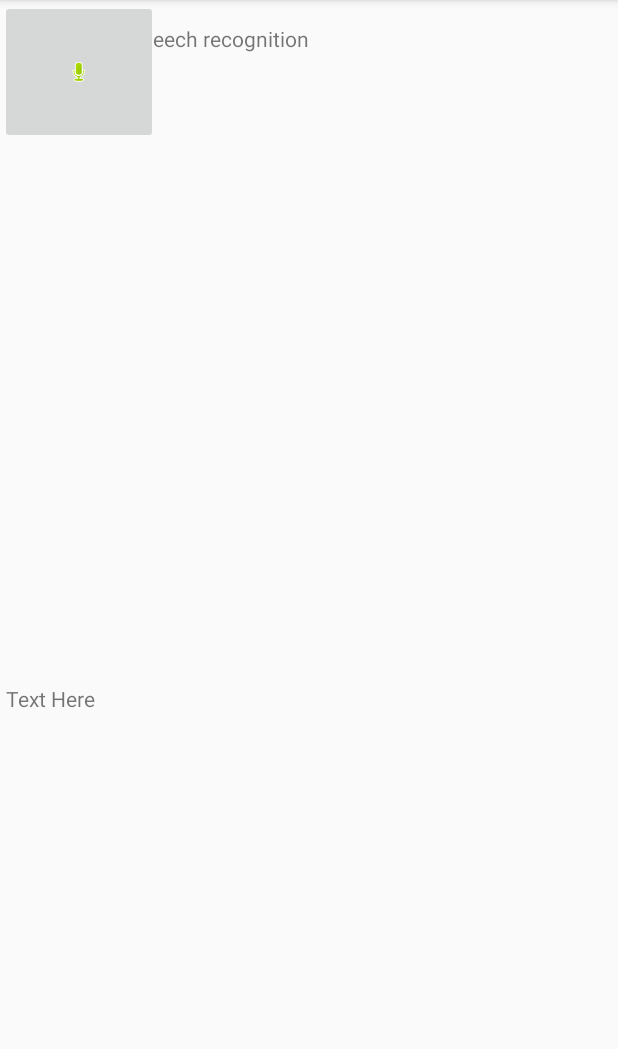
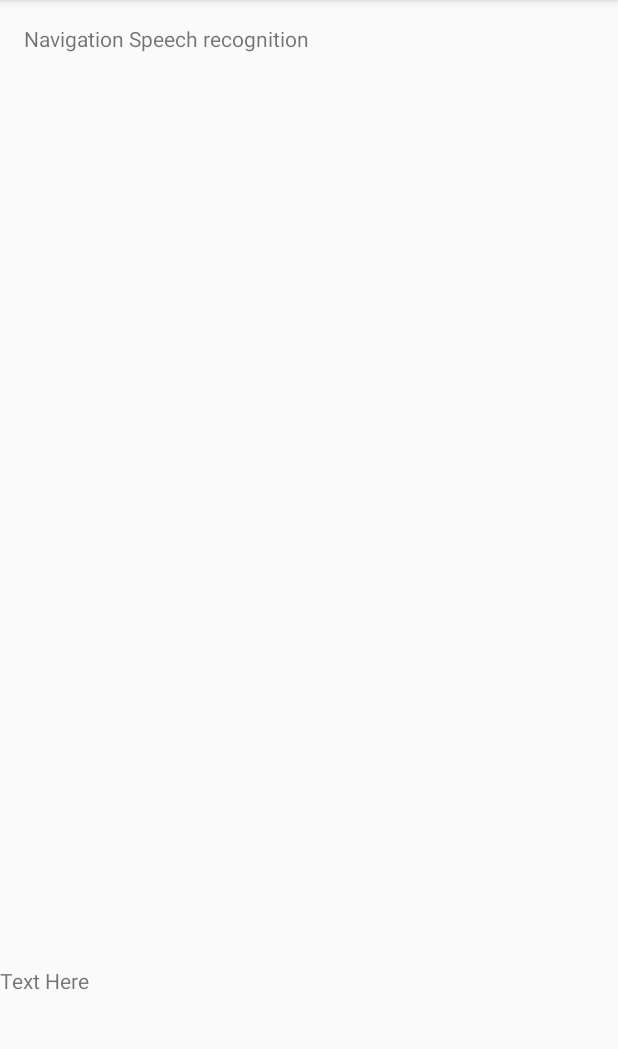
Before and after one commit to schoenandreas/Android_Praktikum, an Android app: the fragment NavigationSpeechRecognition shown on its own in the app's theme, on a phone screen of 412 x 824 dp, the part 84-1133 px from its top. Run offline under Robolectric (Android 15) with nearby library versions, the light colour scheme and no system bars; 2 statements that could not run were skipped.

Commit message:
Update fragment_navigation_speech_recognition.xml

```diff
--- a/02_Source Code/Android - Barista/app/src/main/res/layout/fragment_navigation_speech_recognition.xml
+++ b/02_Source Code/Android - Barista/app/src/main/res/layout/fragment_navigation_speech_recognition.xml
@@ -4,11 +4,12 @@
     android:id="@+id/constraintLayout"
     android:layout_width="match_parent"
     android:layout_height="match_parent"
-    tools:context="com.example.tbartsch.barista.NavigationActivity$PlaceholderFragment">
+    tools:context="com.example.tbartsch.barista.NavigationActivity$PlaceholderFragment"
+    tools:showIn="@layout/activity_navigation">
 
     <TextView
         android:id="@+id/section_label"
-        android:layout_width="wrap_content"
+        android:layout_width="match_parent"
         android:layout_height="wrap_content"
         android:layout_marginBottom="@dimen/activity_vertical_margin"
         android:layout_marginEnd="@dimen/activity_horizontal_margin"
@@ -20,25 +21,18 @@
         tools:layout_constraintLeft_creator="1"
         tools:layout_constraintTop_creator="1" />
 
-    <ImageButton
-        android:id="@+id/imageButton"
-        android:layout_width="105dp"
-        android:layout_height="96dp"
-        android:adjustViewBounds="true"
-        android:src="@android:drawable/presence_audio_online"
-        tools:layout_editor_absoluteX="140dp"
-        tools:layout_editor_absoluteY="207dp" />
-
     <TextView
         android:id="@+id/section_label2"
-        android:layout_width="377dp"
+        android:layout_width="match_parent"
         android:layout_height="49dp"
-        android:layout_marginLeft="4dp"
-        android:layout_marginTop="456dp"
+        android:layout_marginTop="644dp"
         android:text="Text Here"
         app:layout_constraintLeft_toLeftOf="parent"
         app:layout_constraintTop_toTopOf="@+id/constraintLayout"
         tools:layout_constraintLeft_creator="2"
         tools:layout_constraintTop_creator="2" />
 
+
+
+
 </android.support.constraint.ConstraintLayout>
```
